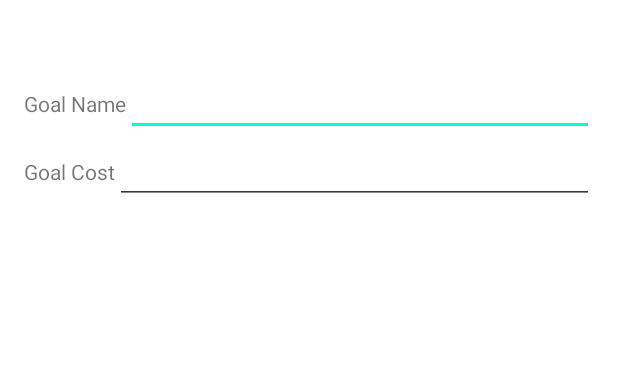
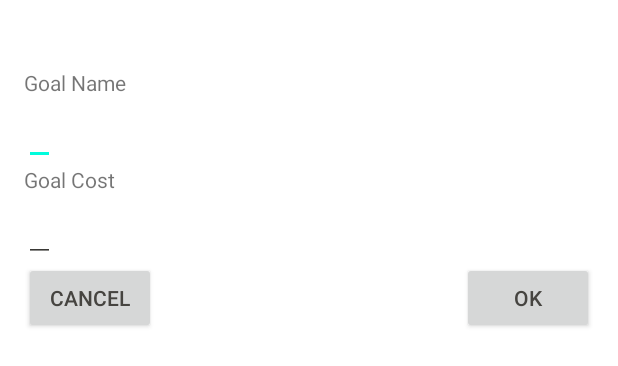
Before and after one commit to AndroidAtelier/lunch-in, an Android app: the layout dialog_goal.xml on its own in the app's theme, with its tools: preview values and no code run, on a phone screen of 412 x 824 dp. Shown: the top 366 px of the screen. Run offline under Robolectric (Android 15) with nearby library versions, the light colour scheme and no system bars.

Commit message:
I made the dialog goal menu less ugly.  I am still not quite happy with the button size or placement.

```diff
--- a/app/src/main/res/layout/dialog_goal.xml
+++ b/app/src/main/res/layout/dialog_goal.xml
@@ -1,5 +1,5 @@
 <?xml version="1.0" encoding="utf-8"?>
-<LinearLayout xmlns:android="http://schemas.android.com/apk/res/android"
+<RelativeLayout xmlns:android="http://schemas.android.com/apk/res/android"
     android:paddingLeft="@dimen/activity_horizontal_margin"
     android:paddingRight="@dimen/activity_horizontal_margin"
     android:orientation="vertical"
@@ -11,55 +11,60 @@
         android:id="@+id/dialog_goal_title"
         android:layout_width="match_parent"
         android:layout_height="wrap_content"
+        android:gravity="center_horizontal"
         android:textSize="22dp"
         android:padding="8dp"
         android:textColor="@color/app_default_text"
         />
 
-    <LinearLayout
-        android:layout_width="match_parent"
-        android:layout_height="wrap_content"
-        android:orientation="horizontal"
-        >
-
     <TextView
+        android:id="@+id/dialog_goal_name_label"
         android:layout_width="wrap_content"
         android:layout_height="wrap_content"
         android:text="@string/goal_name"
+        android:layout_below="@id/dialog_goal_title"
         />
 
     <EditText
         android:id="@+id/dialog_goal_name"
-            android:layout_width="0dp"
+        android:layout_width="wrap_content"
         android:layout_height="wrap_content"
-            android:layout_weight="1"
+        android:layout_below="@id/dialog_goal_name_label"
         android:inputType="textNoSuggestions"
-            android:imeOptions="actionSend"
         />
 
-    </LinearLayout>
-
-    <LinearLayout
-        android:layout_width="match_parent"
-        android:layout_height="wrap_content"
-        android:orientation="horizontal"
-        >
-
     <TextView
+        android:id="@+id/dialog_goal_cost_label"
         android:layout_width="wrap_content"
         android:layout_height="wrap_content"
         android:text="@string/goal_cost"
+        android:layout_below="@id/dialog_goal_name"
         />
 
     <EditText
         android:id="@+id/dialog_goal_cost"
-            android:layout_width="0dp"
+        android:layout_width="wrap_content"
         android:layout_height="wrap_content"
         android:inputType="numberDecimal"
-            android:layout_weight="1"
-            android:imeOptions="actionSend"
+        android:layout_below="@id/dialog_goal_cost_label"
         />
 
-    </LinearLayout>
+    <Button
+        android:id="@+id/dialog_goal_btn_cancel"
+        android:layout_width="wrap_content"
+        android:layout_height="wrap_content"
+        android:layout_below="@id/dialog_goal_cost"
+        android:layout_alignParentLeft="true"
+        android:text="@string/button_cancel"
+        />
 
-</LinearLayout>
+    <Button
+        android:id="@+id/dialog_goal_btn_ok"
+        android:layout_width="wrap_content"
+        android:layout_height="wrap_content"
+        android:layout_below="@id/dialog_goal_cost"
+        android:layout_alignParentRight="true"
+        android:text="@string/button_ok"
+        />
+
+</RelativeLayout>
```
Lines whose indentation alone changed are shown as unchanged.
